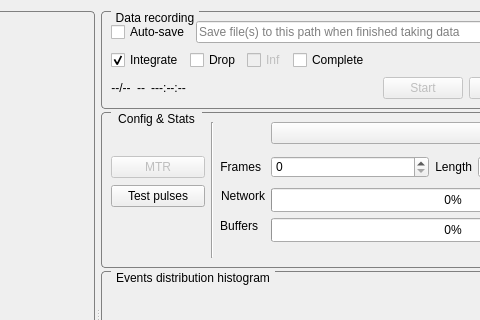
Before: the Qt Designer form SpidrMpx3Eq/qcstmglvisualization.ui in navrit/dexter, drawn with Qt 5; both pictures show x 593 to 1073 and y 0 to 320 of the 1249 by 634 pixel window.
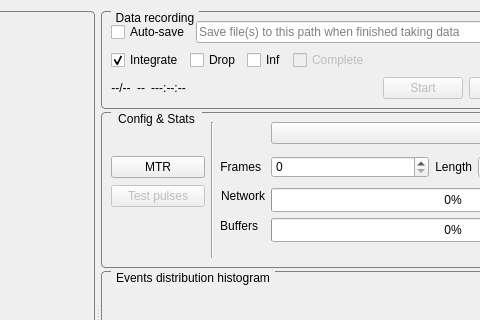
After: the same form once the commit is applied. Custom widgets are drawn as their Qt base class.

Commit message: a number of minor bug fixes on the DataTakingThread. Drop checkbox works now online.  Bug fix with the bias voltage.

The edit to the form file:
```diff
--- a/SpidrMpx3Eq/qcstmglvisualization.ui
+++ b/SpidrMpx3Eq/qcstmglvisualization.ui
@@ -287,7 +287,7 @@
             <item>
              <widget class="QCheckBox" name="infDataTakingCheckBox">
               <property name="enabled">
-               <bool>false</bool>
+               <bool>true</bool>
               </property>
               <property name="toolTip">
                <string>Inifinite data acquisition</string>
@@ -299,6 +299,9 @@
             </item>
             <item>
              <widget class="QCheckBox" name="completeFramesCheckBox">
+              <property name="enabled">
+               <bool>false</bool>
+              </property>
               <property name="sizePolicy">
                <sizepolicy hsizetype="Preferred" vsizetype="Fixed">
                 <horstretch>0</horstretch>
@@ -656,7 +659,7 @@
             <item row="3" column="0">
              <widget class="QPushButton" name="multiThresholdAnalysisPushButton">
               <property name="enabled">
-               <bool>false</bool>
+               <bool>true</bool>
               </property>
               <property name="sizePolicy">
                <sizepolicy hsizetype="Fixed" vsizetype="Fixed">
@@ -713,7 +716,7 @@
             <item row="4" column="0">
              <widget class="QPushButton" name="testPulsesPushButton">
               <property name="enabled">
-               <bool>true</bool>
+               <bool>false</bool>
               </property>
               <property name="minimumSize">
                <size>
```
The commit also changes 6 other files.
